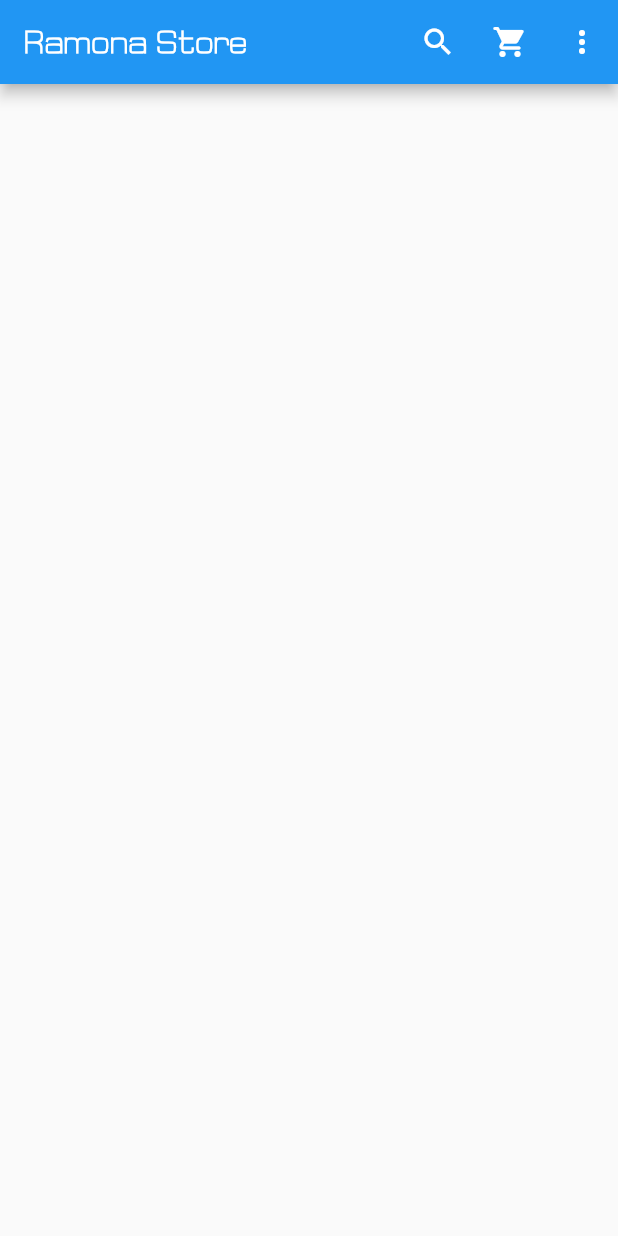
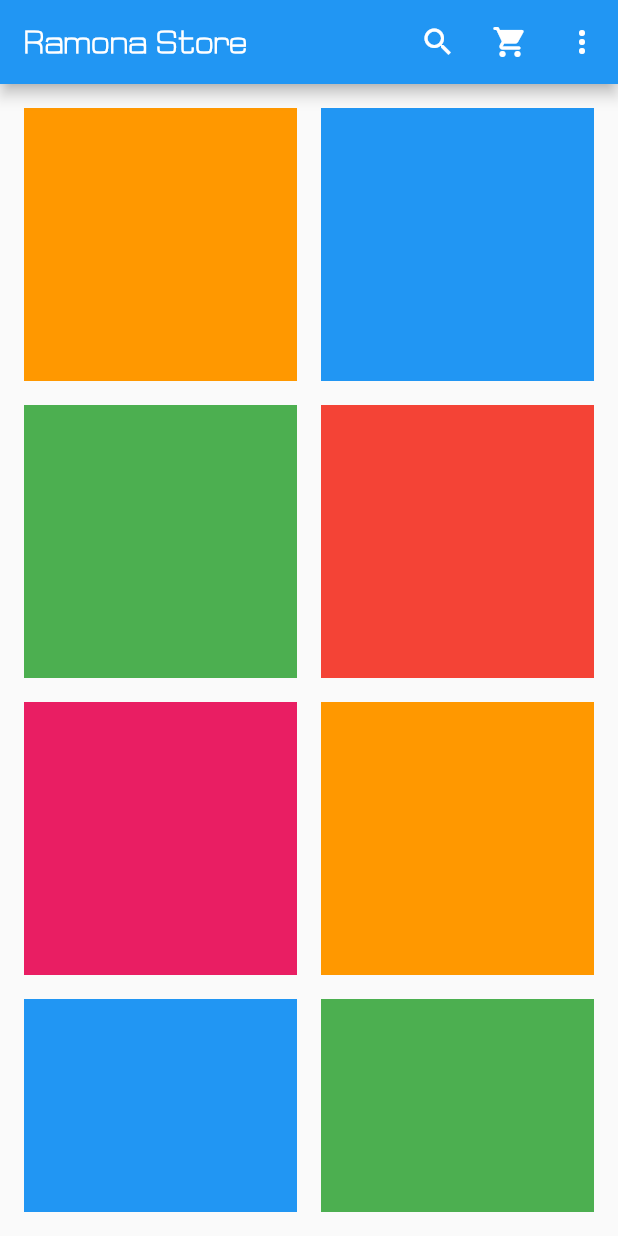
Before and after one commit to da0hn/ramona-flutter-store, a Flutter app: the screen it shows after launch, on a phone screen of 412 x 824 dp. Run offline on Flutter 3.47's test engine with Material 2 defaults, Android fonts, the light colour scheme and no system bars.

Commit message:
wip: add responsiveness `grid view` with colorful container

```diff
--- a/lib/pages/ramona.dart
+++ b/lib/pages/ramona.dart
@@ -19,7 +19,26 @@ class _RamonaState extends State<Ramona> {
 
       return Scaffold(
         appBar: _appBar(width, appBarHeight),
-        body: Container(),
+        body: Padding(
+          padding: const EdgeInsets.all(16),
+          child: GridView.count(
+            crossAxisCount: _crossAxisCount(width),
+            crossAxisSpacing: 16,
+            mainAxisSpacing: 16,
+            children: [
+              Container(color: Colors.orange),
+              Container(color: Colors.blue),
+              Container(color: Colors.green),
+              Container(color: Colors.red),
+              Container(color: Colors.pink),
+              Container(color: Colors.orange),
+              Container(color: Colors.blue),
+              Container(color: Colors.green),
+              Container(color: Colors.red),
+              Container(color: Colors.pink),
+            ],
+          ),
+        ),
       );
     });
   }
@@ -29,4 +48,10 @@ class _RamonaState extends State<Ramona> {
         ? MobileAppBar(width: width, height: height)
         : WebAppBar(width: width, height: height);
   }
+
+  _crossAxisCount(double width) {
+    if (width <= 600) return 2;
+    if (width <= 960) return 4;
+    return 6;
+  }
 }
```
